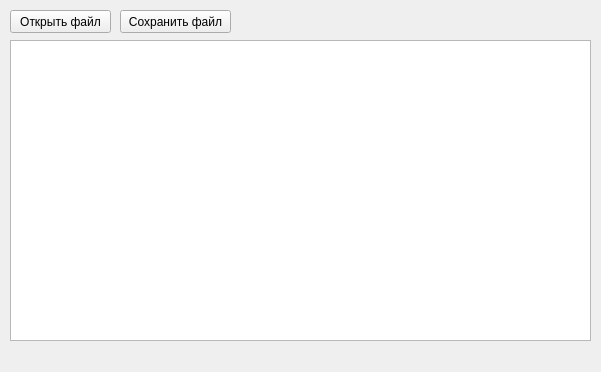
First picture: the form in mainwindow.ui, repository lefrostxgcc/TextEditor, before the edit.
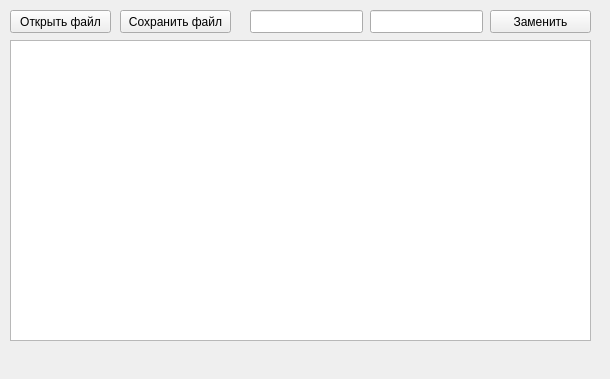
Second picture: the form after the edit. Icons and pictures are not drawn.

Commit message: Added line edits for pattern and replace text. Added button replace

Patch:
```diff
--- a/mainwindow.ui
+++ b/mainwindow.ui
@@ -6,8 +6,8 @@
    <rect>
     <x>0</x>
     <y>0</y>
-    <width>601</width>
-    <height>372</height>
+    <width>610</width>
+    <height>379</height>
    </rect>
   </property>
   <property name="windowTitle">
@@ -54,6 +54,39 @@
      <string>Сохранить файл</string>
     </property>
    </widget>
+   <widget class="QLineEdit" name="searchPattern">
+    <property name="geometry">
+     <rect>
+      <x>250</x>
+      <y>10</y>
+      <width>113</width>
+      <height>23</height>
+     </rect>
+    </property>
+   </widget>
+   <widget class="QLineEdit" name="replacingText">
+    <property name="geometry">
+     <rect>
+      <x>370</x>
+      <y>10</y>
+      <width>113</width>
+      <height>23</height>
+     </rect>
+    </property>
+   </widget>
+   <widget class="QPushButton" name="buttonReplace">
+    <property name="geometry">
+     <rect>
+      <x>490</x>
+      <y>10</y>
+      <width>101</width>
+      <height>23</height>
+     </rect>
+    </property>
+    <property name="text">
+     <string>Заменить</string>
+    </property>
+   </widget>
   </widget>
   <widget class="QMenuBar" name="menuBar">
    <property name="geometry">
```
Left out of the diff: 2 changed lines with no effect on the pictures.
